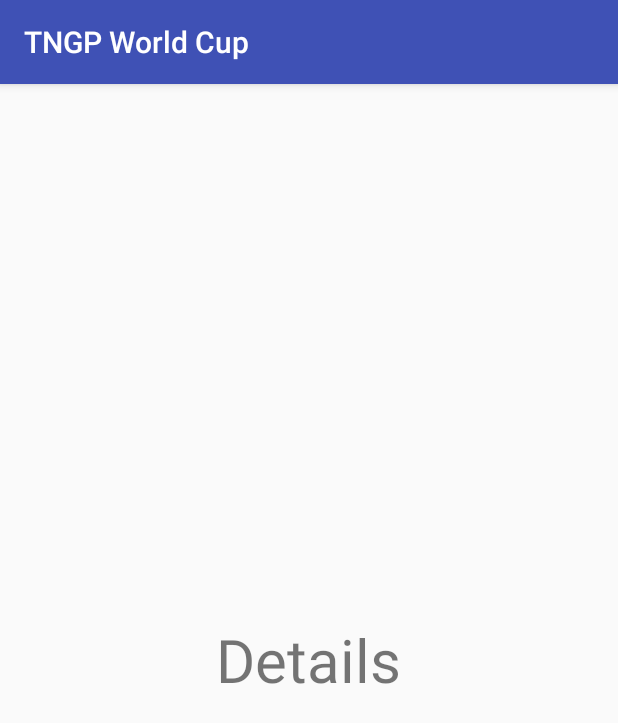
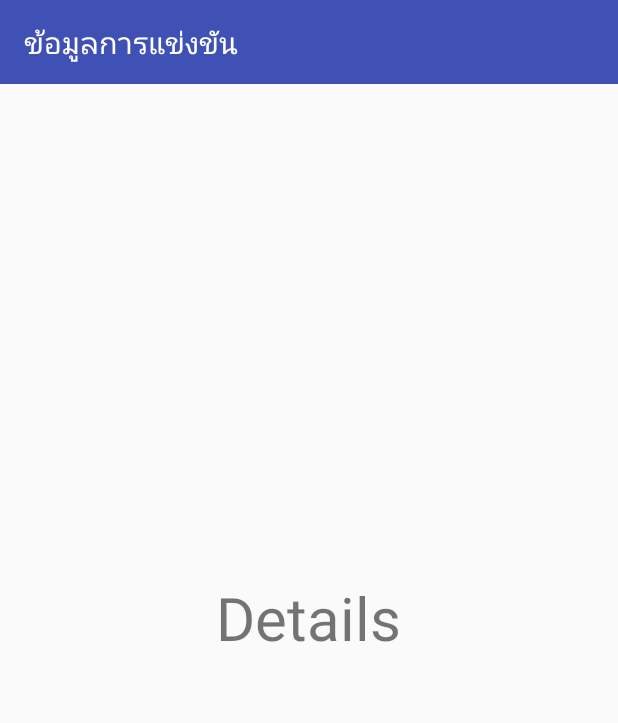
Before and after one commit to peeranont-ja/TNGPWorldCup, an Android app: the DetailActivity screen opened directly, with no data from a screen before it, on a phone screen of 412 x 824 dp. Shown: the top 723 px of the screen. Run offline under Robolectric (Android 15) with nearby library versions, the phone set to English and light mode, and no system bars.

Commit message:
Add Toolbar
- Add toolbar in DetailActivity & XML
- Create new theme style
- Change AppTheme to NoActionBar

```diff
--- a/app/src/main/java/com/example/tnis/tngpworldcup/DetailActivity.kt
+++ b/app/src/main/java/com/example/tnis/tngpworldcup/DetailActivity.kt
@@ -2,6 +2,7 @@ package com.example.tnis.tngpworldcup
 
 import android.os.Bundle
 import android.support.v7.app.AppCompatActivity
+import kotlinx.android.synthetic.main.activity_detail.*
 
 class DetailActivity: AppCompatActivity() {
 
@@ -9,10 +10,14 @@ class DetailActivity: AppCompatActivity() {
         super.onCreate(savedInstanceState)
         setContentView(R.layout.activity_detail)
 
+        toolbar.title = "ข้อมูลการแข่งขัน"
+
+
         supportFragmentManager
                 .beginTransaction()
                 .replace(R.id.container, DetailFragment.newInstance())
                 .commit()
     }
 
+
 }
--- a/app/src/main/res/layout/activity_detail.xml
+++ b/app/src/main/res/layout/activity_detail.xml
@@ -1,8 +1,19 @@
 <?xml version="1.0" encoding="utf-8"?>
 <android.support.constraint.ConstraintLayout
     xmlns:android="http://schemas.android.com/apk/res/android"
+    xmlns:app="http://schemas.android.com/apk/res-auto"
     android:layout_width="match_parent"
     android:layout_height="match_parent">
+
+    <android.support.v7.widget.Toolbar
+        android:id="@+id/toolbar"
+        android:layout_width="match_parent"
+        android:layout_height="wrap_content"
+        android:background="@color/colorPrimary"
+        android:minHeight="?android:attr/actionBarSize"
+        app:popupTheme="@style/ThemeOverlay.AppCompat.Light"
+        app:theme="@style/PrimaryColorToolbar"
+        app:titleTextColor="@android:color/white" />
 
     <FrameLayout
         android:id="@+id/container"
--- a/app/src/main/res/values/styles.xml
+++ b/app/src/main/res/values/styles.xml
@@ -1,11 +1,15 @@
 <resources>
 
     <!-- Base application theme. -->
-    <style name="AppTheme" parent="Base.Theme.AppCompat.Light.DarkActionBar">
+    <style name="AppTheme" parent="Theme.AppCompat.Light.NoActionBar">
         <!-- Customize your theme here. -->
         <item name="colorPrimary">@color/colorPrimary</item>
         <item name="colorPrimaryDark">@color/colorPrimaryDark</item>
         <item name="colorAccent">@color/colorAccent</item>
     </style>
 
+    <style name="PrimaryColorToolbar" parent="@style/ThemeOverlay.AppCompat.ActionBar">
+        <item name="colorControlNormal">@color/colorPrimary</item>
+    </style>
+
 </resources>
```
